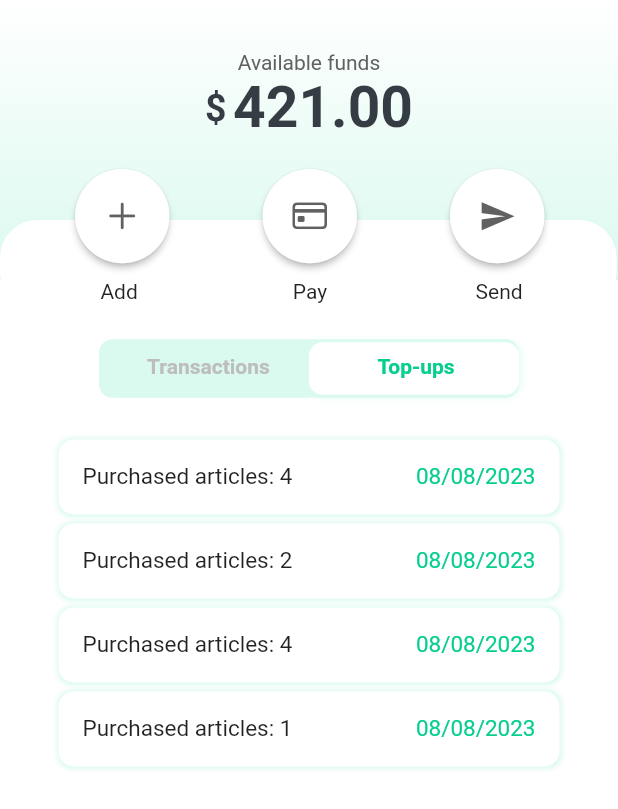
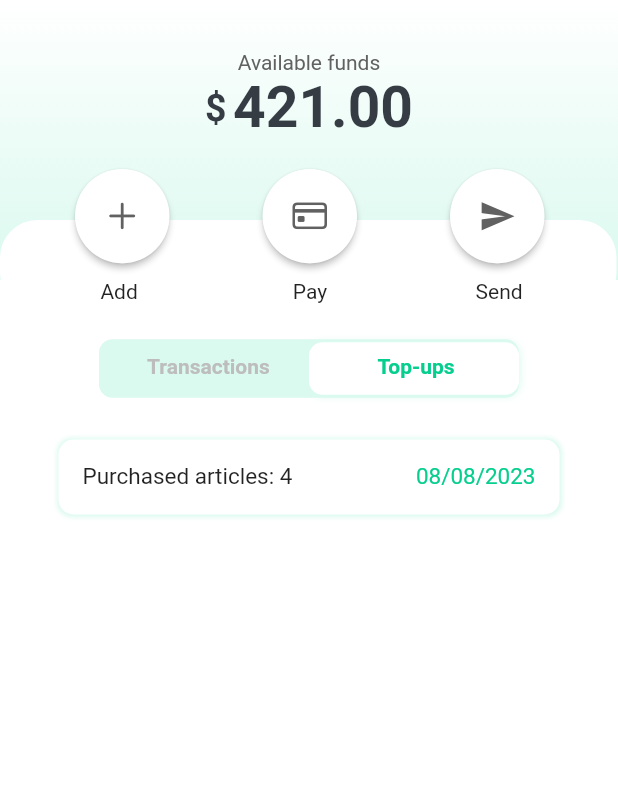
Before and after one commit to YesserBs/e-commerce, a Flutter app: the WalletPage screen opened directly, on a phone screen of 412 x 824 dp. Shown: the top 809 px of the screen. Run offline on Flutter 3.47's test engine with Material 2 defaults, Android fonts, the phone set to English and light mode, and no system bars; our stand-ins replace cloud_firestore, firebase_auth, firebase_core, flutter_keyboard_visibility, flutter_screenutil, font_awesome_flutter and 2 more; accounts and stored records are empty.

Commit message:
+Obx() now WalletPage UI completed

```diff
--- a/lib/custom/cToggleButton.dart
+++ b/lib/custom/cToggleButton.dart
@@ -8,10 +8,11 @@ class ToggleButton extends StatefulWidget {
   final double right;
   final double left;
   final double top;
+  final Function(bool) onIsLeftChanged;
 
 
   ToggleButton({this.leftText = "Left", this.rightText = "Right",
-    this.right = 55, this.left = 55, this.top = 10,});
+    this.right = 55, this.left = 55, this.top = 10, required this.onIsLeftChanged});
 
   @override
   _ToggleButton createState() => _ToggleButton();
@@ -22,6 +23,7 @@ class _ToggleButton extends State<ToggleButton> {
   void _togglePosition() {
     setState(() {
       _isLeft = !_isLeft;
+      widget.onIsLeftChanged(_isLeft);
     });
   }
 
--- a/lib/main_settings/binding.dart
+++ b/lib/main_settings/binding.dart
@@ -7,6 +7,7 @@ import 'package:myproj/view/dashboard/dashboard_controller.dart';
 import 'package:myproj/view/details/details_controller.dart';
 import 'package:myproj/view/profile/profile_controller.dart';
 import 'package:myproj/view/save/save_controller.dart';
+import 'package:myproj/view/wallet/wallet_controller.dart';
 import '../view/auth/login/login_controller.dart';
 import '../view/home/home_controller.dart';
 
@@ -20,6 +21,7 @@ class Binding extends Bindings {
     Get.lazyPut<ProfileController>(() => ProfileController());
     Get.lazyPut<CartController>(() => CartController());
     Get.lazyPut<SaveController>(() => SaveController());
-    Get.put(DetailsController());
+    Get.lazyPut<WalletController>(() => WalletController());
+    Get.lazyPut<DetailsController>(() => DetailsController());
   }
 }
--- a/lib/view/wallet/wallet_controller.dart
+++ b/lib/view/wallet/wallet_controller.dart
@@ -1,5 +1,11 @@
 import 'package:get/get.dart';
 
 class WalletController extends GetxController {
+  var isLeft = false.obs;
 
+  void GetIsLeft(bool value){
+    isLeft.value = value;
+    print(value);
+    update();
+  }
 }
--- a/lib/view/wallet/wallet_page.dart
+++ b/lib/view/wallet/wallet_page.dart
@@ -1,12 +1,26 @@
 import 'package:flutter/cupertino.dart';
 import 'package:flutter/material.dart';
 import 'package:flutter_screenutil/flutter_screenutil.dart';
-import 'package:font_awesome_flutter/font_awesome_flutter.dart';
+import 'package:get/get.dart';
+import 'package:get/get_core/src/get_main.dart';
 import 'package:myproj/config/configuration.dart';
 import 'package:myproj/custom/cToggleButton.dart';
+import 'package:myproj/view/wallet/wallet_controller.dart';
 
 class WalletPage extends StatelessWidget {
+  WalletController WC = Get.find();
   final yourList = ["Purchased articles: 4", "Purchased articles: 2", "Purchased articles: 4", "Purchased articles: 1"];
+  late ToggleButton TButton;
+
+  WalletPage() {
+    TButton = ToggleButton(
+      leftText: 'Transactions',
+      left: 32,
+      rightText: 'Top-ups',
+      right: 43,
+      onIsLeftChanged: WC.GetIsLeft,
+    );
+  }
 
   @override
   Widget build(BuildContext context) {
@@ -148,8 +162,10 @@ class WalletPage extends StatelessWidget {
               ],
             ),
             190.h.verticalSpace,
-            ToggleButton(leftText: 'Transactions', left: 32, rightText: 'Top-ups', right: 43,),
+            TButton,
             200.h.verticalSpace,
+
+            Obx(() =>
                 Container(
                   height: 410,
                   width: 340,
@@ -158,9 +174,43 @@ class WalletPage extends StatelessWidget {
                     //color: config.lightRed,
                   ),
                   child: ListView.builder(
-                itemCount: yourList.length, // Replace with the actual number of elements in your list
+                    itemCount:
+                    WC.isLeft.value
+                        ? yourList.length
+                        : yourList.length-3,
                     itemBuilder: (BuildContext context, int index) {
-                  return Container(
+                      return
+                        WC.isLeft.value
+                            ? Container(
+                          margin: EdgeInsets.symmetric(vertical: 3, horizontal: 3),
+                          padding: EdgeInsets.all(16),
+                          decoration: BoxDecoration(
+                            borderRadius: BorderRadius.circular(10),
+                            color: Colors.white,boxShadow: [
+                            BoxShadow(
+                              color: config.lightPrimaryColor, // Shadow color
+                              spreadRadius: 1, // How much the shadow spreads
+                              blurRadius: 2,   // The blur effect of the shadow
+                              offset: Offset(0.5, 0.5), // Offset in x and y direction
+                            ),
+                          ],
+
+                          ),
+                          child: Row(
+                            mainAxisAlignment: MainAxisAlignment.spaceBetween,
+                            children: [
+                              Text(
+                                yourList[index], // Replace with your actual data
+                                style: TextStyle(fontSize: 15, ),
+                              ),
+                              Text(
+                                "08/08/2023", // Replace with your actual data
+                                style: TextStyle(fontSize: 15, color: config.primaryColor),
+                              ),
+                            ],
+                          ),
+                        )
+                            : Container(
                           margin: EdgeInsets.symmetric(vertical: 3, horizontal: 3),
                           padding: EdgeInsets.all(16),
                           decoration: BoxDecoration(
@@ -192,9 +242,7 @@ class WalletPage extends StatelessWidget {
                     },
                   ),
                 )
-
-
-
+            )
           ],
         ),
       ),
```
Lines whose indentation alone changed are shown as unchanged.
